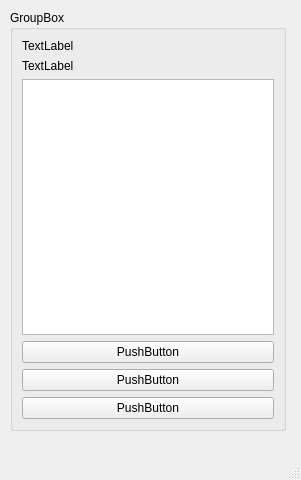
The window that Qt/5/mainwindow.ui (lusjenka/origin1) describes before a commit, drawn with Qt 5.
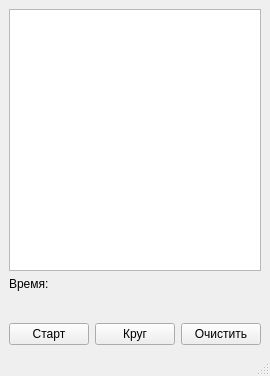
The same window after the commit.

What changed in the file:
```diff
--- a/Qt/5/mainwindow.ui
+++ b/Qt/5/mainwindow.ui
@@ -6,67 +6,93 @@
    <rect>
     <x>0</x>
     <y>0</y>
-    <width>301</width>
-    <height>480</height>
+    <width>257</width>
+    <height>376</height>
    </rect>
   </property>
   <property name="windowTitle">
    <string>MainWindow</string>
   </property>
   <widget class="QWidget" name="centralwidget">
-   <widget class="QGroupBox" name="groupBox">
-    <property name="geometry">
-     <rect>
-      <x>10</x>
-      <y>10</y>
-      <width>276</width>
-      <height>421</height>
-     </rect>
-    </property>
-    <property name="title">
-     <string>GroupBox</string>
-    </property>
     <layout class="QVBoxLayout" name="verticalLayout">
      <item>
-      <widget class="QLabel" name="l_time">
+     <layout class="QGridLayout" name="gridLayout">
+      <item row="0" column="0" colspan="3">
+       <widget class="QTextBrowser" name="textBrowser"/>
+      </item>
+      <item row="1" column="0">
+       <widget class="QLabel" name="label">
        <property name="text">
-        <string>TextLabel</string>
+         <string>Время:</string>
        </property>
       </widget>
      </item>
-     <item>
-      <widget class="QLabel" name="l_showTime">
+      <item row="3" column="0">
+       <widget class="QPushButton" name="pB_Start">
        <property name="text">
-        <string>TextLabel</string>
+         <string>Старт</string>
        </property>
       </widget>
      </item>
-     <item>
-      <widget class="QTextBrowser" name="tb_laps"/>
-     </item>
-     <item>
-      <widget class="QPushButton" name="pb_clear">
+      <item row="3" column="2">
+       <widget class="QPushButton" name="pushButton_3">
+        <property name="text">
+         <string>Очистить</string>
+        </property>
+       </widget>
+      </item>
+      <item row="3" column="1">
+       <widget class="QPushButton" name="pB_Circle">
        <property name="text">
-        <string>PushButton</string>
+         <string>Круг</string>
        </property>
       </widget>
      </item>
-     <item>
-      <widget class="QPushButton" name="pb_startStop">
+      <item row="2" column="0">
+       <widget class="QLabel" name="label_2">
+        <property name="font">
+         <font>
+          <pointsize>13</pointsize>
+         </font>
+        </property>
        <property name="text">
-        <string>PushButton</string>
-       </property>
-      </widget>
-     </item>
-     <item>
-      <widget class="QPushButton" name="pb_lap">
+         <string/>
+        </property>
+        <property name="alignment">
+         <set>Qt::AlignRight|Qt::AlignTrailing|Qt::AlignVCenter</set>
+        </property>
+       </widget>
+      </item>
+      <item row="2" column="1">
+       <widget class="QLabel" name="label_3">
+        <property name="font">
+         <font>
+          <pointsize>13</pointsize>
+         </font>
+        </property>
        <property name="text">
-        <string>PushButton</string>
-       </property>
-      </widget>
-     </item>
-    </layout>
-   </widget>
+         <string/>
+        </property>
+        <property name="alignment">
+         <set>Qt::AlignCenter</set>
+        </property>
+       </widget>
+      </item>
+      <item row="2" column="2">
+       <widget class="QLabel" name="label_4">
+        <property name="font">
+         <font>
+          <pointsize>13</pointsize>
+         </font>
+        </property>
+        <property name="text">
+         <string/>
+        </property>
+       </widget>
+      </item>
+     </layout>
+    </item>
+   </layout>
   </widget>
   <widget class="QMenuBar" name="menubar">
    <property name="geometry">
```
Left out of the diff: 2 changed lines with no effect on the pictures. Lines whose indentation alone changed are shown as unchanged.
